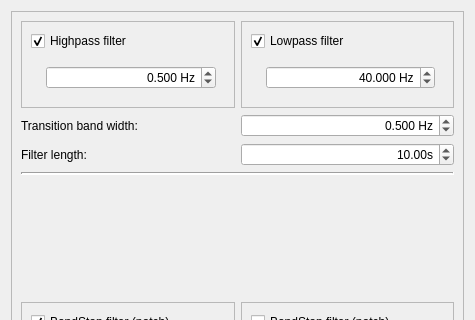
Qt form qt4Designer_ui_files/filterDialog.ui (cibr-jyu/meggie) before a commit; both pictures show x 0 to 475 and y 0 to 320 of the 475 by 525 pixel window.
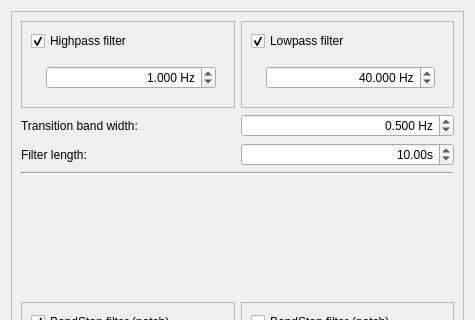
The same form after that commit.

Commit message: Set high pass filter default from 0.5 to 1

What changed in the file:
```diff
--- a/qt4Designer_ui_files/filterDialog.ui
+++ b/qt4Designer_ui_files/filterDialog.ui
@@ -90,7 +90,7 @@
                    <double>1.000000000000000</double>
                   </property>
                   <property name="value">
-                   <double>0.500000000000000</double>
+                   <double>1.000000000000000</double>
                   </property>
                  </widget>
                 </item>
```
The commit also changes 1 other file.
